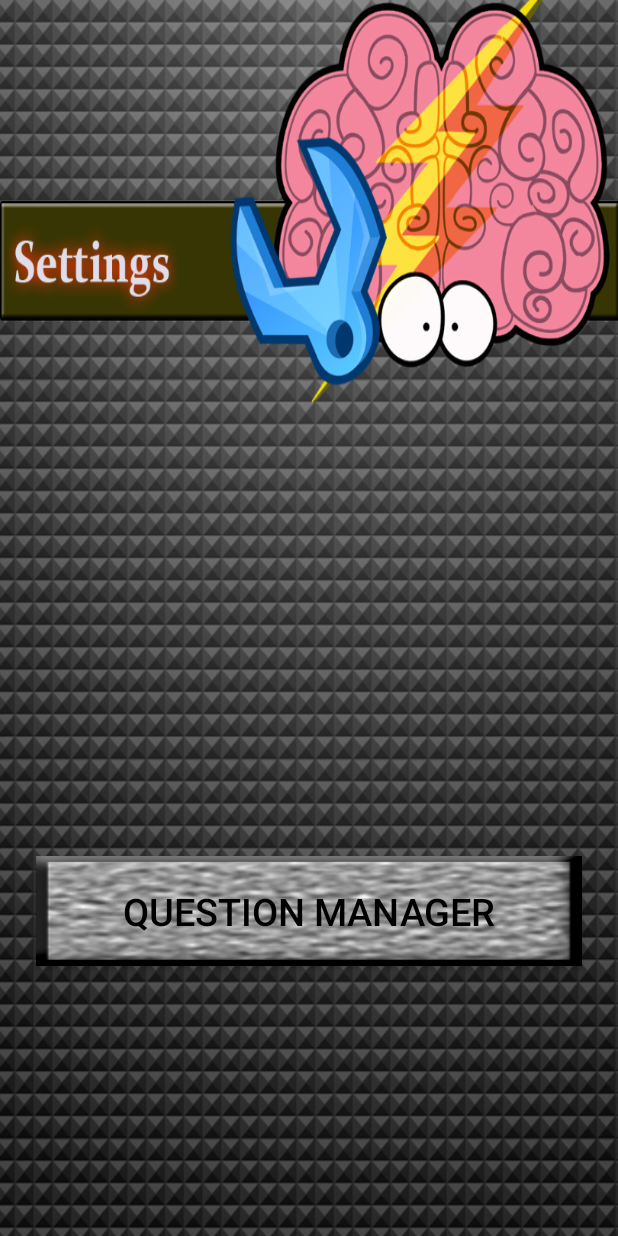
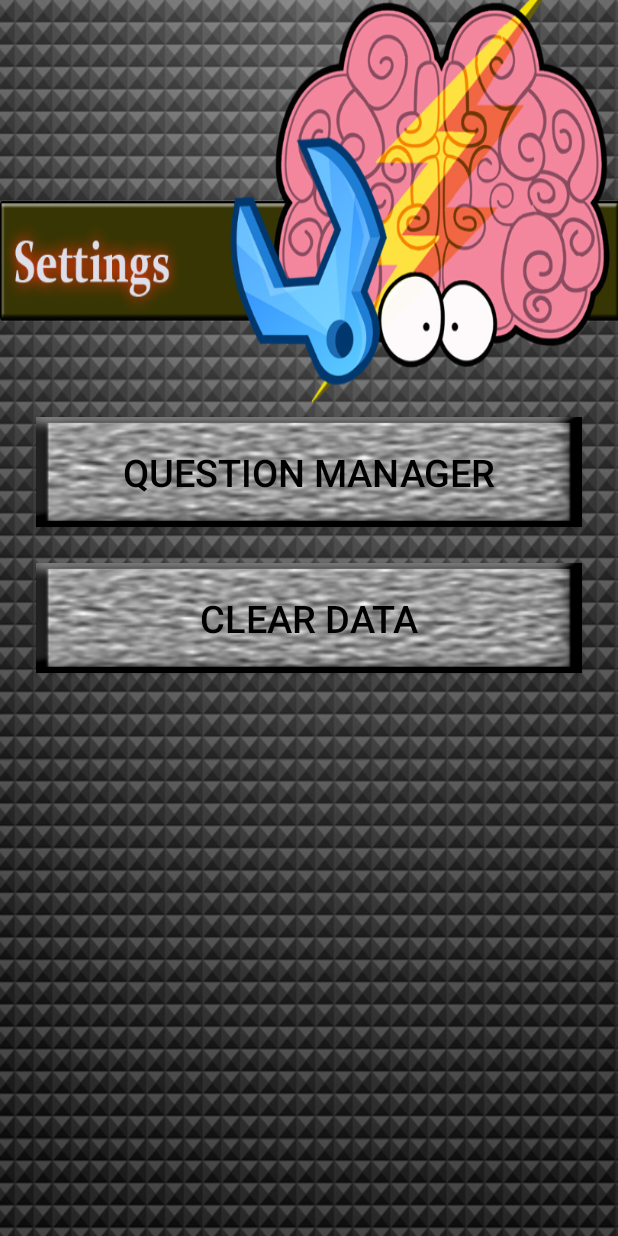
Before and after one commit to andrewhamili/Brainz, an Android app: the frm_settings screen opened directly, with no data from a screen before it, on a phone screen of 412 x 824 dp. Run offline under Robolectric (Android 15) with nearby library versions, the phone set to English and light mode, and no system bars; our stand-ins replace ButterKnife.

Commit message:
Added Clear Data in Settings

```diff
--- a/app/src/main/res/layout/activity_frm_settings.xml
+++ b/app/src/main/res/layout/activity_frm_settings.xml
@@ -22,11 +22,28 @@
         app:layout_constraintLeft_toLeftOf="parent"
         app:layout_constraintRight_toRightOf="parent"
         tools:layout_editor_absoluteY="302dp"
-        android:layout_marginBottom="164dp"
         android:background="@drawable/bg_btn_settings"
         android:textColor="#000000"
-        android:layout_alignParentBottom="true"
+        android:textSize="25sp"
+        android:layout_alignParentTop="true"
         android:layout_centerHorizontal="true"
-        android:textSize="25sp"/>
+        android:layout_marginTop="262dp" />
+
+    <Button
+        android:id="@+id/btn_clear_data"
+        android:layout_width="match_parent"
+        android:layout_height="73sp"
+        android:layout_marginLeft="8dp"
+        android:layout_marginRight="8dp"
+        android:text="Clear Data"
+        app:layout_constraintLeft_toLeftOf="parent"
+        app:layout_constraintRight_toRightOf="parent"
+        tools:layout_editor_absoluteY="302dp"
+        android:background="@drawable/bg_btn_settings"
+        android:textColor="#000000"
+        android:textSize="25sp"
+        android:layout_marginTop="24dp"
+        android:layout_below="@+id/btn_questions"
+        android:layout_alignParentStart="true" />
 
 </RelativeLayout>
```
Also changed, not shown: app/src/main/java/com/shamwow/brainz/frm_settings.java (+43 -1 lines).
